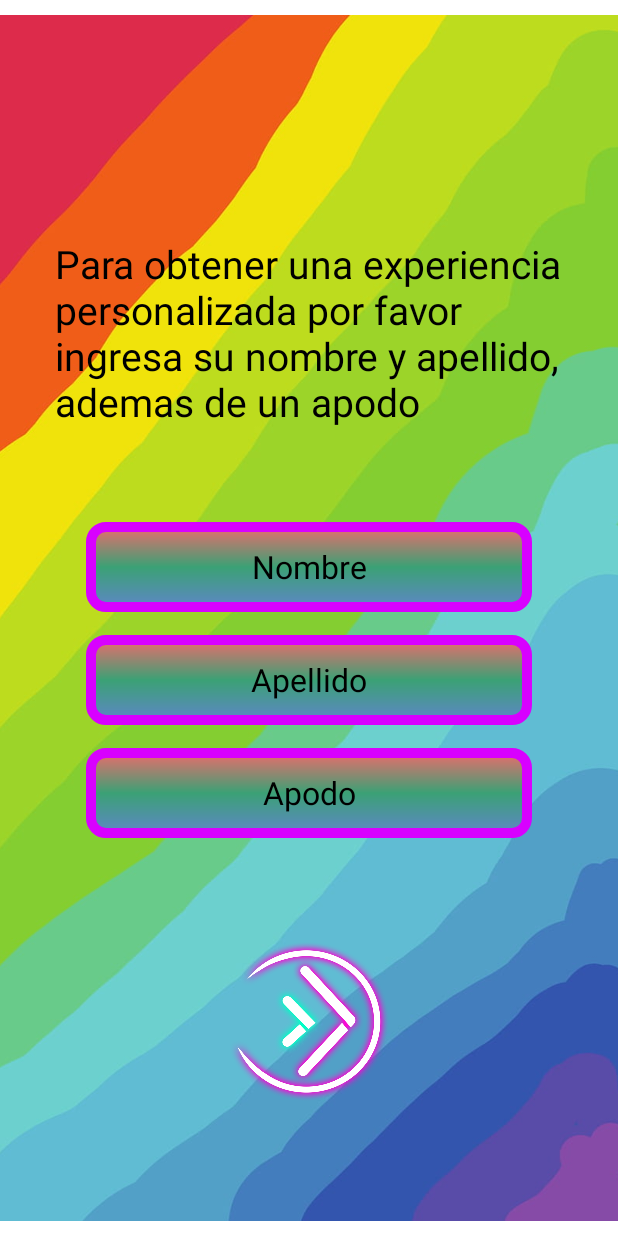
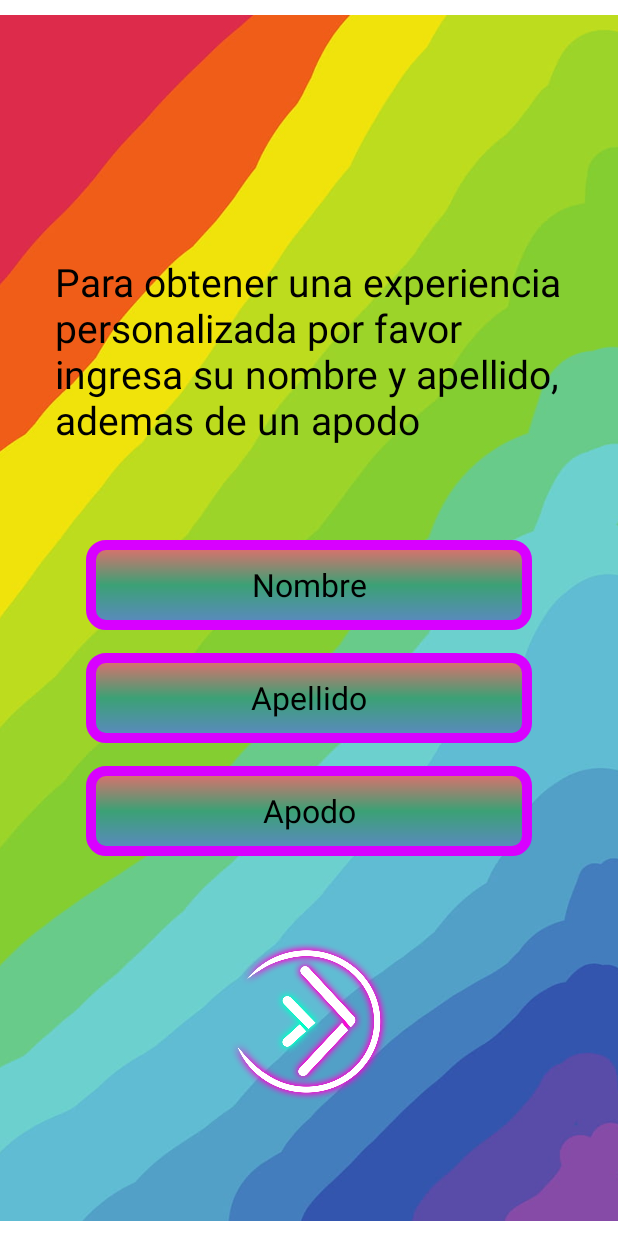
Before and after one commit to Billyflin/Zafa2v1.2, an Android app: the NameActivity screen opened directly, with no data from a screen before it, on a phone screen of 412 x 824 dp. Run offline under Robolectric (Android 15) with nearby library versions, the phone set to English and light mode, and no system bars; Roboto replaces fonts that are not available here.

Commit message:
cambio de botones en activity name

```diff
--- a/app/src/main/res/layout/activity_name.xml
+++ b/app/src/main/res/layout/activity_name.xml
@@ -51,7 +51,7 @@
         app:layout_constraintEnd_toEndOf="parent"
         app:layout_constraintStart_toStartOf="parent"
         app:layout_constraintTop_toTopOf="parent"
-        app:layout_constraintVertical_bias="0.583">
+        app:layout_constraintVertical_bias="0.607">
 
 
         <TableRow
```
